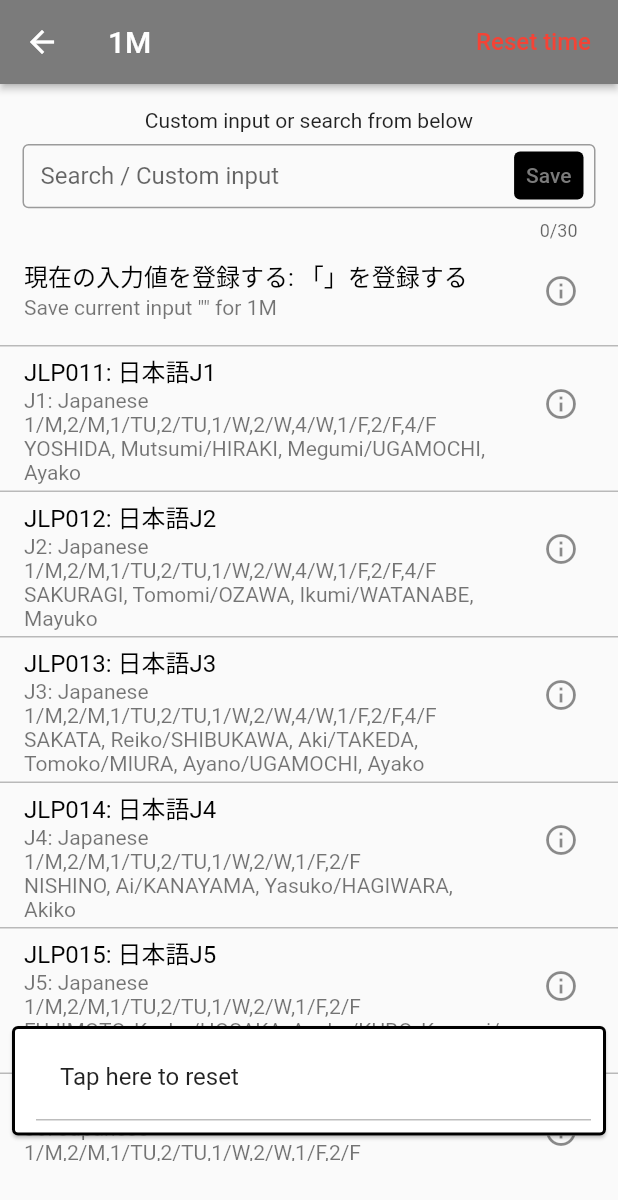
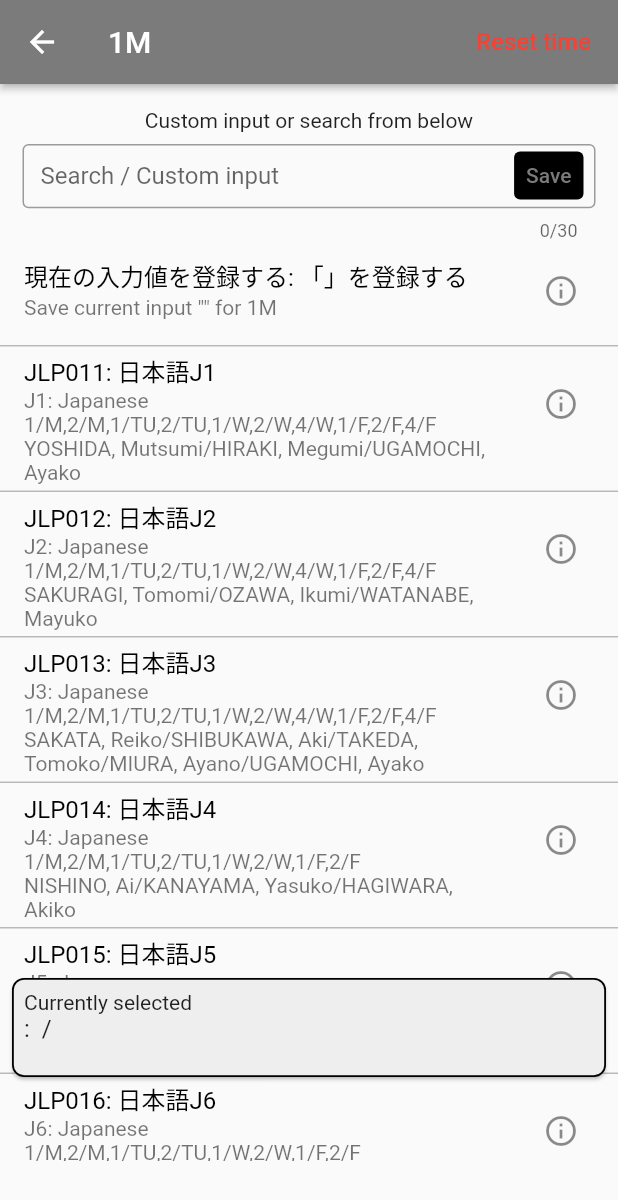
Before and after one commit to RRRGR/ICUApp, a Flutter app: the ChoosePage screen opened directly, on a phone screen of 412 x 824 dp. Shown: the top 1200 px of the screen. Run offline on Flutter 3.47's test engine with Material 2 defaults, Android fonts, the phone set to English and light mode, and no system bars; drawn by our look-alikes of google_mobile_ads; our stand-ins replace cloud_firestore, firebase_auth, firebase_core, flutter_riverpod, google_sign_in, shared_preferences; missing offline and left inert: flutter_cached_pdfview, flutter_inappwebview; accounts and stored records are empty; network calls fail.

Commit message:
Changed display of the current selected class

```diff
--- a/lib/widgets/choosepage/assignedclasstext.dart
+++ b/lib/widgets/choosepage/assignedclasstext.dart
@@ -4,20 +4,17 @@ import 'package:icuapp/model/constant.dart';
 import 'dart:convert';
 import 'dart:async' show Future;
 import 'package:flutter/services.dart' show rootBundle;
-import 'package:icuapp/model/sharedpref.dart';
-import 'package:icuapp/widgets/choosepage/showlist.dart';
+import 'dart:developer';
 
 class AssignedClassText extends ConsumerWidget {
   const AssignedClassText({Key? key}) : super(key: key);
-
   Future<Map> convert(String className, String year, String season) async {
     Map result = {'no': '', 'j': '', 'e': '', 'schedule': chosenTime};
     String path = 'json/${year}_${season.toLowerCase()}.json';
+
     String jsonString = await rootBundle.loadString(path);
-    if (chosenTime == '4TU' || chosenTime == '4TH') {
-      className = className.replaceAll('*', '');
-    }
     List loadedList = json.decode(jsonString)[chosenTime];
+    log(loadedList.toString());
     for (var element in loadedList) {
       if (element['j'] == className) {
         element.forEach(
@@ -29,12 +26,11 @@ class AssignedClassText extends ConsumerWidget {
             }
           },
         );
+        log('match');
       }
     }
-    if (className != '' && result['j'] == '') {
-      result['j'] = className;
-      result['no'] = '予定 ';
-    }
+    log(result.toString());
+
     return result;
   }
 
@@ -43,67 +39,45 @@ class AssignedClassText extends ConsumerWidget {
     final TT = ref.watch(TTProvider);
     final chosenYear = ref.watch(chosenYearProvider);
     final chosenSeason = ref.watch(chosenSeasonProvider);
-    final classInfoBefore = TT[chosenTime];
-
-    final Map noneFoundData = {'j': 'Tap here to reset', 'schedule': ''};
-    final yearSeason = '${chosenYear}_$chosenSeason';
 
     return FutureBuilder(
       future: convert(TT[chosenTime][0], chosenYear, chosenSeason),
       builder: (BuildContext context, AsyncSnapshot<Map> snapshot) {
         if (snapshot.hasData) {
           Map chosenData = snapshot.data!;
-          List selectedList = [chosenData];
           return Card(
-              color: Colors.white,
-              shape: RoundedRectangleBorder(
-                  side: const BorderSide(color: Colors.black, width: 2),
-                  borderRadius: BorderRadius.circular(4.0)),
-              margin: const EdgeInsets.fromLTRB(8, 40, 8, 8),
-              child: Padding(
-                padding: const EdgeInsets.fromLTRB(16.0, 6, 10, 10),
-                child: Container(
-                  decoration: const BoxDecoration(
-                    border: Border(
-                      bottom: BorderSide(width: 1.0, color: Colors.black26),
-                    ),
+            color: Colors.grey[200],
+            shape: RoundedRectangleBorder(
+                side: const BorderSide(color: Colors.black, width: 1.2),
+                borderRadius: BorderRadius.circular(8.0)),
+            margin: const EdgeInsets.all(8.0),
+            child: Padding(
+              padding: const EdgeInsets.all(8.0),
+              child: Column(
+                children: [
+                  Row(
+                    children: [
+                      const Text('Currently selected'),
+                    ],
                   ),
-                  child: ListView.builder(
-                    padding: EdgeInsets.zero,
-                    itemCount: 1,
-                    shrinkWrap: true,
-                    itemBuilder: (context, index) {
-                      final item = selectedList[index];
-                      return (chosenData['no'] != '')
-                          ? Dismissible(
-                              key: UniqueKey(),
-                              confirmDismiss: (direction) {
-                                selectedList.removeAt(index);
-                                return Future<bool>.value(true);
-                              },
-                              onDismissed: (direction) {
-                                delete(
-                                    yearSeason,
-                                    chosenTime,
-                                    {'j': 'Tap here to reset', 'schedule': ''},
-                                    ref);
-                                ScaffoldMessenger.of(context).showSnackBar(SnackBar(
-                                    content: Text(
-                                        '${item['j']} / ${item['e']} removed!')));
-                              },
-                              background:
-                                  Container(color: const Color(0xFFD71A1A)),
-                              child: ListTile_txt_info(selectedList[index]))
-                          : ListTile_txt_info(noneFoundData);
-                    },
-                  ),
-                ),
-              ));
+                  Row(children: [
+                    Text(
+                        chosenData['no'] +
+                            ': ' +
+                            chosenData['j'] +
+                            ' / ' +
+                            chosenData['e'],
+                        style: const TextStyle(fontSize: 16)),
+                  ]),
+                  const SizedBox(
+                    height: 15,
+                  )
+                ],
+              ),
+            ),
+          );
         } else {
-          return const SizedBox(
-            width: double.infinity,
-            height: 0,
-          );
+          return const CircularProgressIndicator();
         }
       },
     );
```
